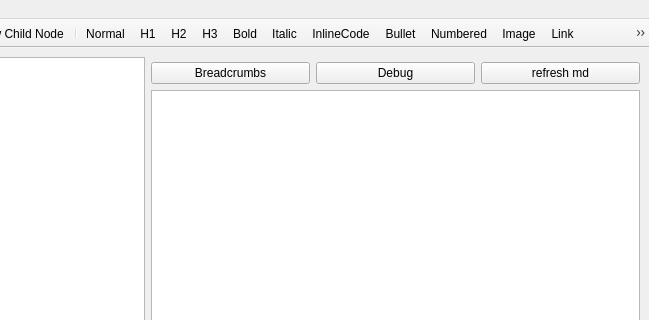
Qt form test.ui (arcandio/gw) before a commit; both pictures show x 114 to 763 and y 0 to 320 of the 763 by 548 pixel window.
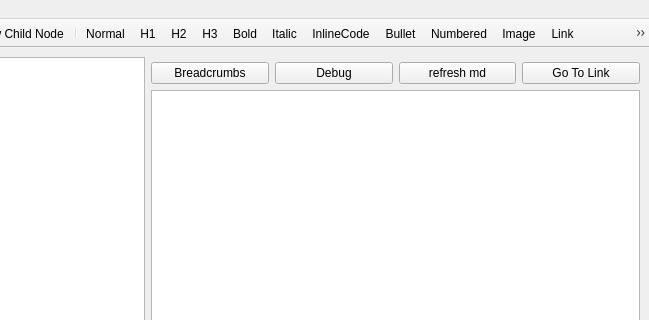
The same form after that commit. Icons and pictures are not drawn.

Commit message: major progress on clicking links

Patch:
```diff
--- a/test.ui
+++ b/test.ui
@@ -36,7 +36,7 @@
          <layout class="QHBoxLayout" name="horizontalLayout_4"/>
         </item>
         <item>
-         <layout class="QHBoxLayout" name="horizontalLayout_2" stretch="0,0,0">
+         <layout class="QHBoxLayout" name="horizontalLayout_2" stretch="0,0,0,0">
           <property name="topMargin">
            <number>5</number>
           </property>
@@ -61,6 +61,13 @@
             </property>
            </widget>
           </item>
+          <item>
+           <widget class="QPushButton" name="goToLink">
+            <property name="text">
+             <string>Go To Link</string>
+            </property>
+           </widget>
+          </item>
          </layout>
         </item>
         <item>
```
The commit also changes 7 other files.
